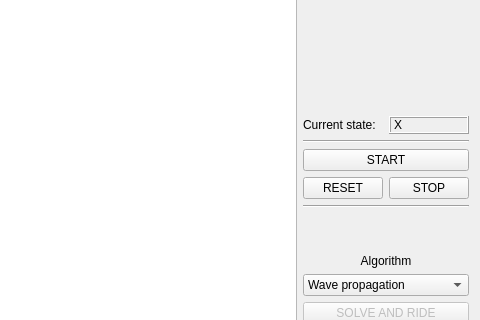
First picture: the form in GUI/forms/mainwindow.ui, repository matmarczuk/micromouse, before the edit; both pictures show x 693 to 1173 and y 84 to 404 of the 1173 by 569 pixel window.
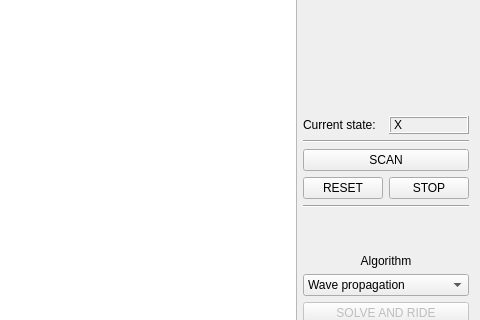
Second picture: the form after the edit.

Commit message: Changed start button to scan. Fixed slider

Patch:
```diff
--- a/GUI/forms/mainwindow.ui
+++ b/GUI/forms/mainwindow.ui
@@ -126,7 +126,7 @@
         <item row="1" column="0" colspan="2">
          <widget class="QPushButton" name="startButton">
           <property name="text">
-           <string>START</string>
+           <string>SCAN</string>
           </property>
          </widget>
         </item>
```
Left out of the diff: 2 changed lines with no effect on the pictures. The commit also changes 3 other files.
